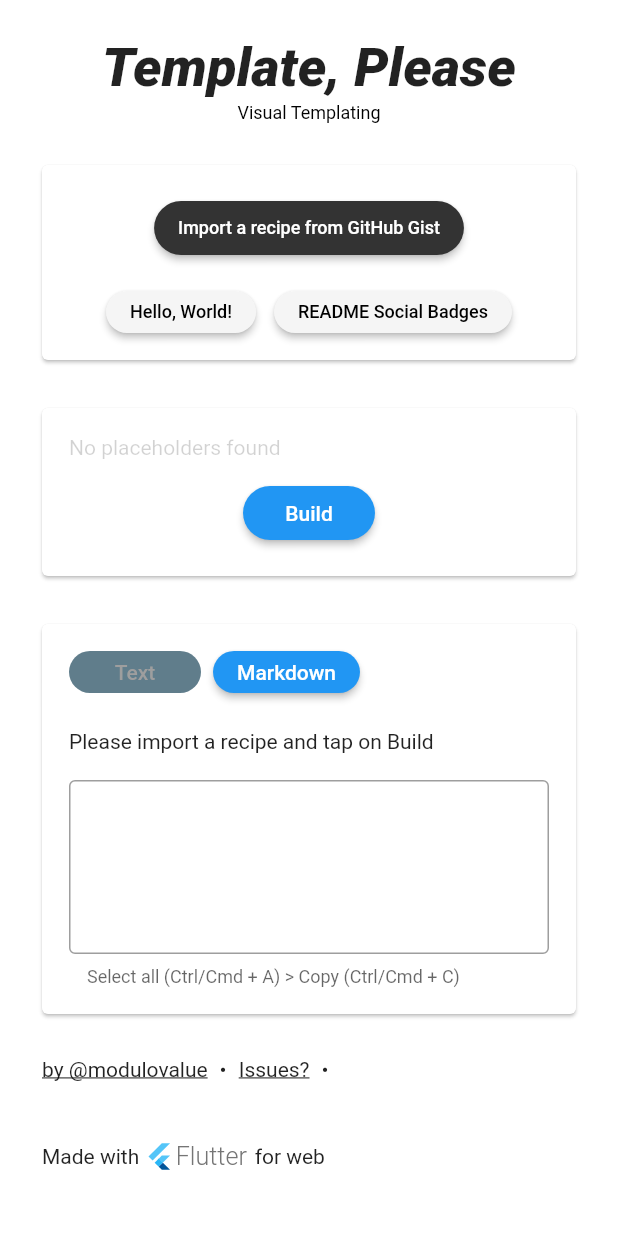
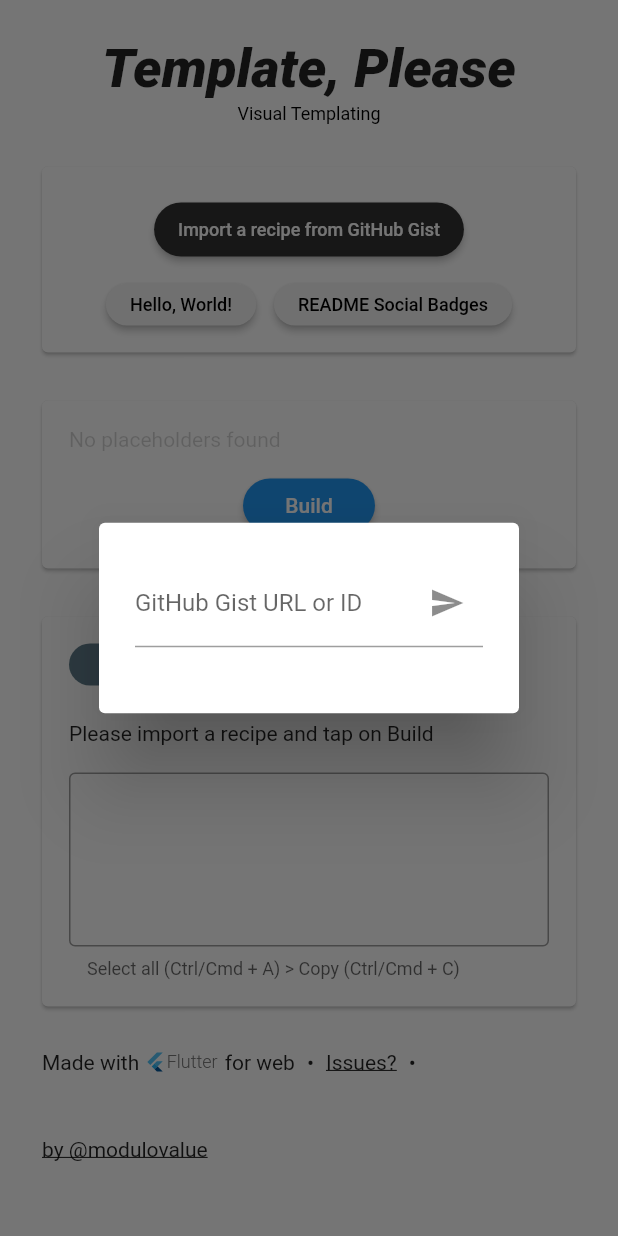
Before and after one commit to modulovalue/templateplease, a Flutter app: the screen it shows after launch, after a tap on "Import a recipe from GitHub Gist", on a phone screen of 412 x 824 dp. Run offline on Flutter 3.47's test engine with Material 2 defaults, Android fonts, the phone set to English and light mode, and no system bars; our stand-ins replace flutter_markdown; missing offline and left inert: dart:js, reflected_mustache.

Commit message:
Initial release

```diff
--- /dev/null
+++ b/docs/assets/AssetManifest.json
@@ -0,0 +1 @@
+{"packages/flutter_markdown/assets/logo.png":["packages/flutter_markdown/assets/logo.png"]}
--- /dev/null
+++ b/docs/assets/FontManifest.json
@@ -0,0 +1 @@
+[{"family":"MaterialIcons","fonts":[{"asset":"fonts/MaterialIcons-Regular.ttf"}]}]
--- a/lib/gists.dart
+++ b/lib/gists.dart
@@ -4,6 +4,17 @@ import 'package:flutter/material.dart';
 import 'package:http/http.dart';
 
 const String _gistApiUrl = 'https://api.github.com/gists';
+
+final RegExp _gistRegex = RegExp(r'[0-9a-f]+$');
+
+String gistIDFromString(String url) {
+  final matches = _gistRegex.allMatches(url);
+  if (matches.isNotEmpty) {
+    return matches.first.group(0);
+  } else {
+    return null;
+  }
+}
 
 /// Load the gist with the given id.
 Future<Gist> loadGist({
--- a/lib/main.dart
+++ b/lib/main.dart
@@ -42,7 +42,8 @@ class _TestState extends State<Test> {
       final oldDif = oldVars.difference(newVars);
       final newDif = newVars.difference(oldVars);
       oldDif.forEach((str) {
-        vars.remove(str).dispose();
+        // TODO dispose
+        vars.remove(str);
       });
       newDif.forEach((str) => vars[str] = TextEditingController()
         ..addListener(() {
@@ -126,15 +127,21 @@ class _TestState extends State<Test> {
                   children: <Widget>[
                     _verticalCenter(
                       GestureDetector(
-                        onTap: () => js.context.callMethod("open",
-                            <dynamic>["https://twitter.com/modulovalue"]),
-                        child: Text(
-                          "by @modulovalue",
-                          style: TextStyle(
-                            decoration: TextDecoration.underline,
+                          child: Row(
+                        mainAxisSize: MainAxisSize.min,
+                        children: <Widget>[
+                          const Text(
+                            "Made with ",
                           ),
-                        ),
-                      ),
+                          const FlutterLogo(
+                            size: 50.0,
+                            style: FlutterLogoStyle.horizontal,
+                          ),
+                          const Text(
+                            " for web",
+                          ),
+                        ],
+                      )),
                     ),
                     _verticalCenter(const Text("•")),
                     _verticalCenter(
@@ -153,21 +160,15 @@ class _TestState extends State<Test> {
                     _verticalCenter(const Text("•")),
                     _verticalCenter(
                       GestureDetector(
-                          child: Row(
-                        mainAxisSize: MainAxisSize.min,
-                        children: <Widget>[
-                          const Text(
-                            "Made with ",
+                        onTap: () => js.context.callMethod("open",
+                            <dynamic>["https://twitter.com/modulovalue"]),
+                        child: Text(
+                          "by @modulovalue",
+                          style: TextStyle(
+                            decoration: TextDecoration.underline,
                           ),
-                          const FlutterLogo(
-                            size: 70.0,
-                            style: FlutterLogoStyle.horizontal,
-                          ),
-                          const Text(
-                            " for web",
-                          ),
-                        ],
-                      )),
+                        ),
+                      ),
                     ),
                   ],
                 ),
--- a/lib/widget_paste.dart
+++ b/lib/widget_paste.dart
@@ -9,9 +9,34 @@ Widget paste({
     padding: const EdgeInsets.all(18.0),
     child: Column(
       children: <Widget>[
-        _importGistButton("Import a recipe from GitHub Gist", fromString),
-        const SizedBox(height: 10.0),
-        const SizedBox(height: 8.0),
+        Builder(
+          builder: (context) {
+            return RaisedButton(
+              color: const Color(0xFF333333),
+              shape: RoundedRectangleBorder(
+                borderRadius: BorderRadius.circular(100),
+              ),
+              child: Text(
+                "Import a recipe from GitHub Gist",
+                style: TextStyle(
+                  fontSize: 12.0,
+                  color: Colors.white,
+                ),
+              ),
+              onPressed: () async {
+                await showDialog<void>(
+                  context: context,
+                  builder: (context) {
+                    return ImportGISTButton(
+                      setText: fromString,
+                    );
+                  },
+                );
+              },
+            );
+          },
+        ),
+        const SizedBox(height: 12.0),
         Row(
           mainAxisSize: MainAxisSize.max,
           mainAxisAlignment: MainAxisAlignment.center,
@@ -36,50 +61,103 @@ Widget paste({
   );
 }
 
-Widget _importGistButton(String text, void Function(String) setText) {
-  return Builder(builder: (context) {
-    return RaisedButton(
-      color: const Color(0xFF333333),
-      shape: RoundedRectangleBorder(
-        borderRadius: BorderRadius.circular(100),
-      ),
-      child: Text(
-        text,
-        style: TextStyle(
-          fontSize: 12.0,
-          color: Colors.white,
-        ),
-      ),
+class ImportGISTButton extends StatefulWidget {
+  final void Function(String) setText;
+
+  @override
+  _ImportGISTButtonState createState() => _ImportGISTButtonState();
+
+  const ImportGISTButton({
+    @required this.setText,
+  });
+}
+
+class _ImportGISTButtonState extends State<ImportGISTButton> {
+  String gistStringOrNull;
+  bool isLoading = false;
+  Gist gist;
+
+  @override
+  Widget build(BuildContext context) {
+    return AlertDialog(
+      title: Column(
+        crossAxisAlignment: CrossAxisAlignment.start,
+        children: <Widget>[
+          TextField(
+            decoration: InputDecoration(
+                labelText: "GitHub Gist URL or ID",
+                suffixIcon: IconButton(
+                  icon: Icon(Icons.send),
                   onPressed: () async {
-        final Gist a = await loadGist(
+                    print("aaaaaaaaaaaaa");
+                    final id = gistIDFromString(this.gistStringOrNull);
+                    if (id != null) {
+                      setState(() => isLoading = true);
+                      final gist = await loadGist(
                         client: http.Client(),
-          gistId: "b4792af7f592c171a901d1a21560e6c0",
+                        gistId: gistIDFromString(this.gistStringOrNull),
                       );
+                      setState(() {
+                        this.gist = gist;
+                        isLoading = false;
+                      });
+                    } else {
                       await showDialog<void>(
                           context: context,
                           builder: (context) {
                             return AlertDialog(
-              title: Column(
-                crossAxisAlignment: CrossAxisAlignment.start,
-                children: <Widget>[
-                  const Text("Please select a file"),
-                  const SizedBox(height: 12.0),
-                  Text("Description: ${a.description}",
+                              title: const Text("No Gist ID found"),
+                              content: const Text(
+                                "Please enter a valid gist URL or ID \n\n"
+                                "Example:\n\n"
+                                "- https://gist.github.com/modulovalue/a366237e9878c47edc1b6280df5a46cb\n"
+                                "- gist.github.com/modulovalue/a366237e9878c47edc1b6280df5a46cb\n"
+                                "- a366237e9878c47edc1b6280df5a46cb",
+                              ),
+                              actions: <Widget>[
+                                FlatButton(
+                                  child: const Text("Close"),
+                                  onPressed: () => Navigator.of(context).pop(),
+                                )
+                              ],
+                            );
+                          });
+                    }
+                  },
+                )),
+            onChanged: (txt) {
+              setState(() {
+                this.gistStringOrNull = txt;
+              });
+            },
+          ),
+          if (!isLoading && gist != null) //
+            ...[
+            const SizedBox(height: 24.0),
+            Text("${gist.description}"),
+            const SizedBox(height: 8.0),
+            const Text(
+              "Please select a file",
               style: TextStyle(
                 fontSize: 14.0,
                 fontWeight: FontWeight.normal,
-                      )),
+              ),
+            ),
+          ],
         ],
       ),
       content: SingleChildScrollView(
         child: Column(
           children: <Widget>[
-                    ...a.files.where((a) => a.hasContent).map(
+            if (isLoading)
+              const SizedBox(height: 4.0, child: LinearProgressIndicator()),
+            if (!isLoading && gist != null) //
+              ...gist.files.where((a) => a.hasContent).map(
                 (file) {
                   return ListTile(
                     title: Text(file.name),
                     onTap: () {
-                            setText(file.content);
+                      widget.setText(file.content);
                       Navigator.of(context).pop();
                     },
                   );
@@ -89,11 +167,7 @@ Widget _importGistButton(String text, void Function(String) setText) {
         ),
       ),
     );
-          },
-        );
-      },
-    );
-  });
+  }
 }
 
 Widget _exampleButton(String text, void Function() onTap) {
--- a/lib/widget_placeholders.dart
+++ b/lib/widget_placeholders.dart
@@ -1,6 +1,5 @@
 import 'package:flutter/material.dart';
 import 'package:reflected_mustache/mustache.dart';
-import 'package:templateplease/main.dart';
 
 Widget placeholders({
   @required Map<String, TextEditingController> vars,
--- a/lib/widget_preview.dart
+++ b/lib/widget_preview.dart
@@ -90,7 +90,7 @@ Widget _button({
           borderRadius: BorderRadius.circular(100.0),
         ),
         child: Text(text,
-            style: TextStyle(color: active ? Colors.white : Colors.grey)),
+            style: TextStyle(color: active ? Colors.white : Colors.grey[300])),
         onPressed: active ? onTap : null),
   );
 }
```
Also changed, not shown: docs/assets/fonts/MaterialIcons-Regular.ttf (added), docs/assets/packages/flutter_markdown/assets/logo.png (added), 6 other files. Lines whose indentation alone changed are shown as unchanged.
